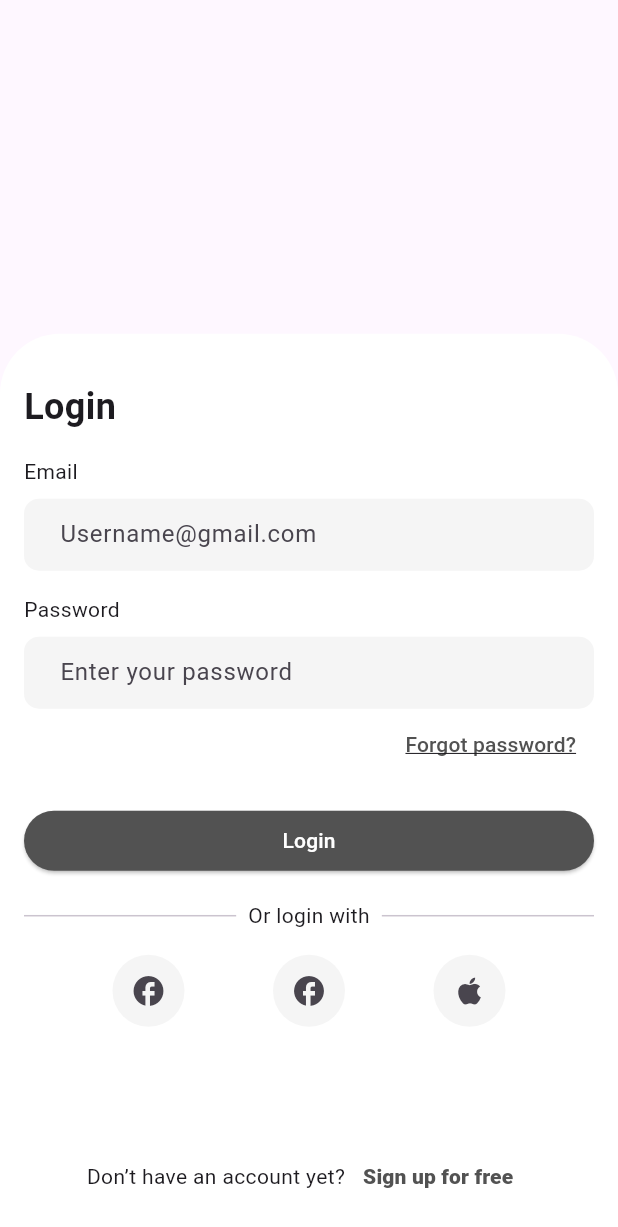
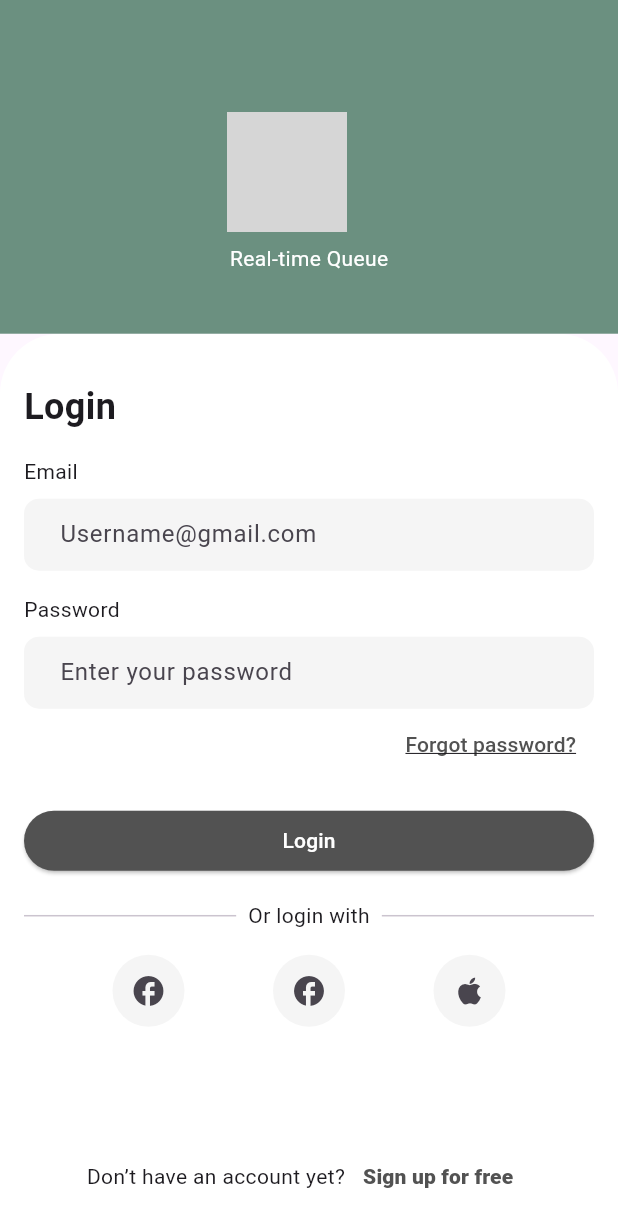
Before and after one commit to PomPerWoW/papdaew-client, a Flutter app: the LoginPage screen opened directly, on a phone screen of 412 x 824 dp. Shown: the top 1227 px of the screen. Run offline on Flutter 3.47's test engine with Material 3 defaults, Android fonts, the phone set to English and light mode, and no system bars; grey boxes are pictures that could not be loaded.

Commit message:
feat(login): Add logo and set the alignment properly

```diff
--- a/lib/presentation/views/pages/login_page.dart
+++ b/lib/presentation/views/pages/login_page.dart
@@ -6,10 +6,48 @@ class LoginPage extends StatelessWidget {
   @override
   Widget build(BuildContext context) {
     return Scaffold(
+        appBar: PreferredSize(
+          preferredSize: Size.fromHeight(MediaQuery.of(context).size.height * 0.27),
+          child: Container(
+            width: double.infinity,
+            decoration: BoxDecoration(
+              color: Color(0xFF6B9080),
+            ),
+            child: SafeArea(
+              child: Padding(
+                padding: EdgeInsets.only(bottom: 40),
+                child: Column(
+                  mainAxisAlignment: MainAxisAlignment.end,
+                  children: [
+                    Align(
+                      alignment: Alignment.center,
+                      child: Padding(
+                        padding: EdgeInsets.only(right: 30.0),
+                        child: Image.asset(
+                          'assets/images/papdaewlogo.png',
+                          height: 80,
+                        ),
+                      ),
+                    ),
+                    SizedBox(height: 8),
+                    Text(
+                      'Real-time Queue',
+                      style: TextStyle(
+                        color: Colors.white,
+                        fontSize: 14,
+                        fontWeight: FontWeight.normal
+                      ),
+                    )
+                  ],
+                ),
+              ),
+            )
+          ),
+        ),
         body: Align(
           alignment: Alignment.bottomCenter,
           child: Container(
-            height: MediaQuery.of(context).size.height * 0.73,
+            height: MediaQuery.of(context).size.height * 0.8,
             width: double.infinity,
             decoration: BoxDecoration(
               borderRadius: BorderRadiusDirectional.only(
```
